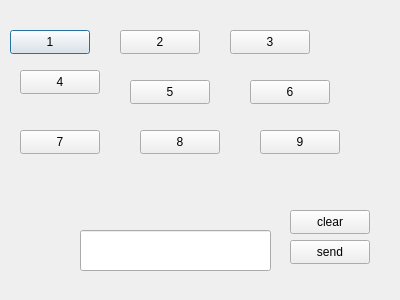
First picture: the form in testiExe/pinikkuna.ui, repository bank-2022/group6, before the edit.
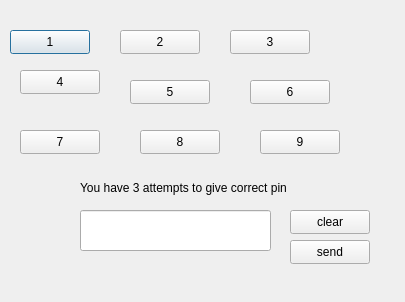
Second picture: the form after the edit.

Patch:
```diff
--- a/testiExe/pinikkuna.ui
+++ b/testiExe/pinikkuna.ui
@@ -6,8 +6,8 @@
    <rect>
     <x>0</x>
     <y>0</y>
-    <width>400</width>
-    <height>300</height>
+    <width>405</width>
+    <height>302</height>
    </rect>
   </property>
   <property name="windowTitle">
@@ -130,24 +130,11 @@
     <string>9</string>
    </property>
   </widget>
-  <widget class="QPushButton" name="send">
-   <property name="geometry">
-    <rect>
-     <x>290</x>
-     <y>240</y>
-     <width>80</width>
-     <height>24</height>
-    </rect>
-   </property>
-   <property name="text">
-    <string>send</string>
-   </property>
-  </widget>
   <widget class="QLineEdit" name="lineEdit">
    <property name="geometry">
     <rect>
      <x>80</x>
-     <y>230</y>
+     <y>210</y>
      <width>191</width>
      <height>41</height>
     </rect>
@@ -169,6 +156,45 @@
     <string>clear</string>
    </property>
   </widget>
+  <widget class="QPushButton" name="laheta">
+   <property name="geometry">
+    <rect>
+     <x>290</x>
+     <y>240</y>
+     <width>80</width>
+     <height>24</height>
+    </rect>
+   </property>
+   <property name="text">
+    <string>send</string>
+   </property>
+  </widget>
+  <widget class="QLabel" name="label">
+   <property name="geometry">
+    <rect>
+     <x>80</x>
+     <y>270</y>
+     <width>191</width>
+     <height>21</height>
+    </rect>
+   </property>
+   <property name="text">
+    <string/>
+   </property>
+  </widget>
+  <widget class="QLabel" name="label_2">
+   <property name="geometry">
+    <rect>
+     <x>80</x>
+     <y>180</y>
+     <width>291</width>
+     <height>16</height>
+    </rect>
+   </property>
+   <property name="text">
+    <string>You have 3 attempts to give correct pin</string>
+   </property>
+  </widget>
  </widget>
  <resources/>
  <connections/>
```
